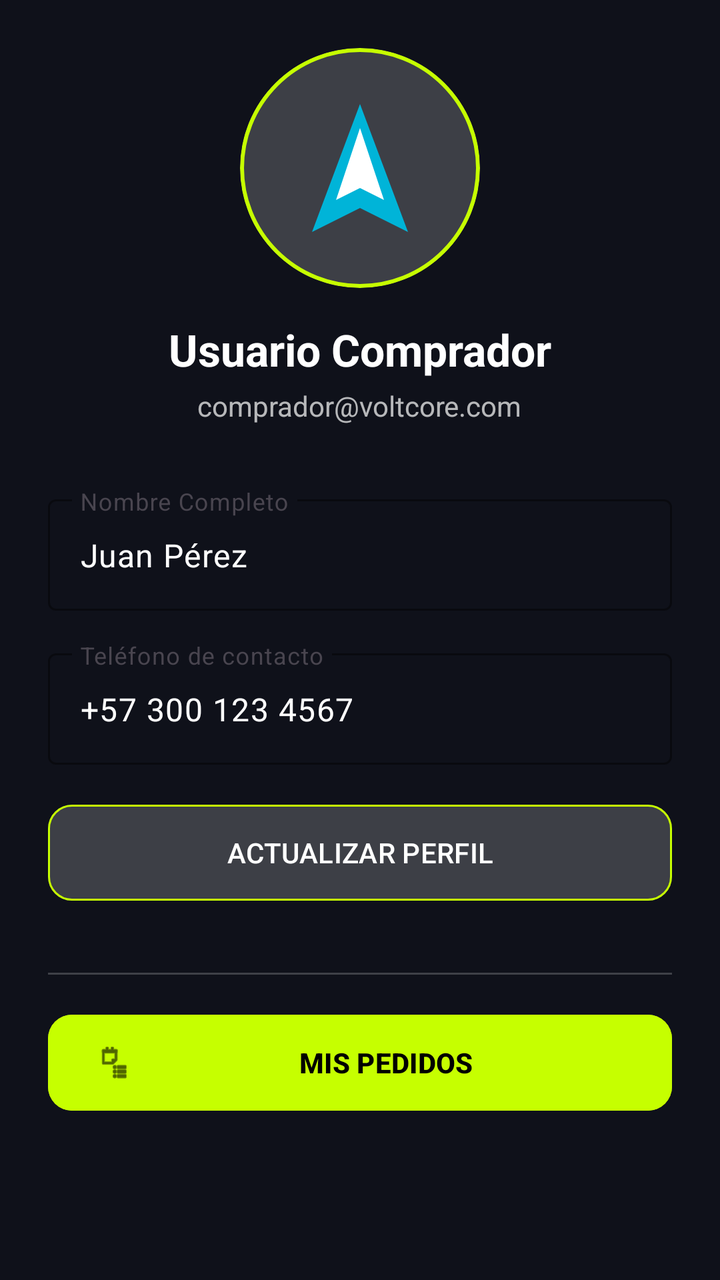
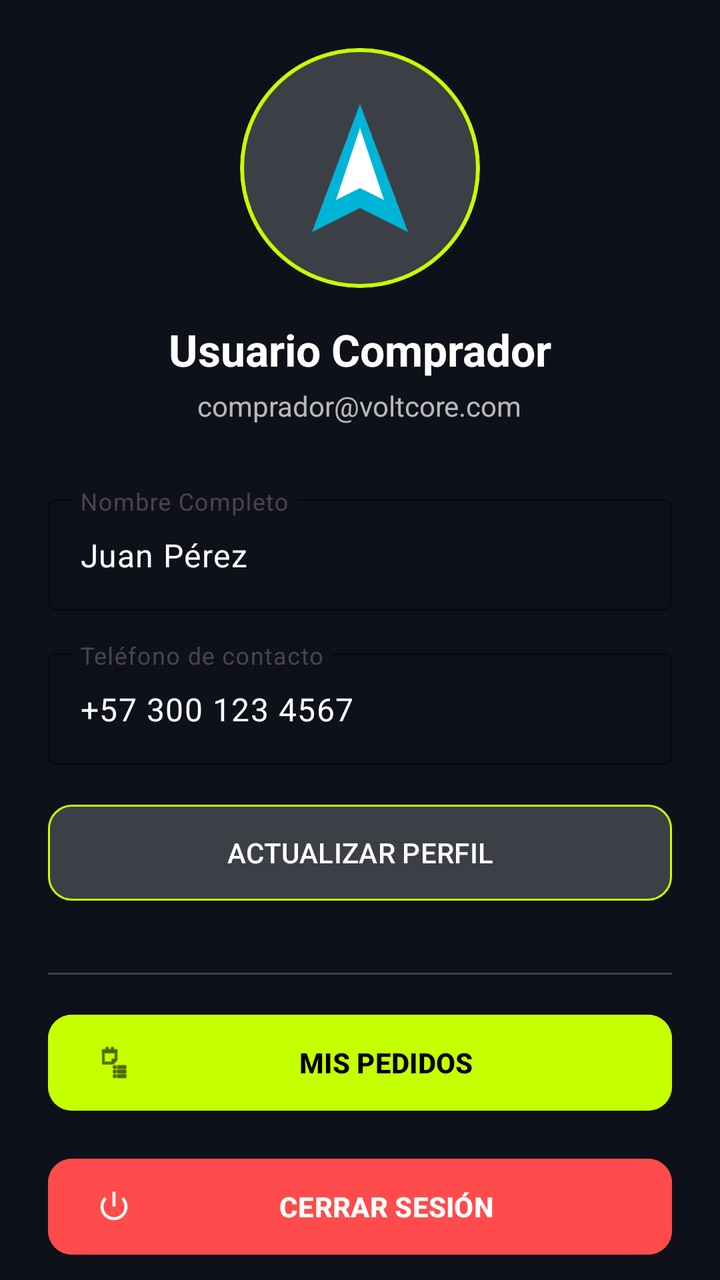

Compare the two renders of this Android layout. The source of the first and the diff that turns it into the second are given below.
<!-- AndroidManifest.xml: application theme Theme.VoltCore -->
<!-- res/layout/fragment_buyer_profile.xml -->
<?xml version="1.0" encoding="utf-8"?>
<androidx.core.widget.NestedScrollView xmlns:android="http://schemas.android.com/apk/res/android"
    xmlns:app="http://schemas.android.com/apk/res-auto"
    android:layout_width="match_parent"
    android:layout_height="match_parent"
    android:background="@color/volt_background">

    <LinearLayout
        android:layout_width="match_parent"
        android:layout_height="wrap_content"
        android:orientation="vertical"
        android:padding="24dp"
        android:gravity="center_horizontal">

        
        <com.google.android.material.card.MaterialCardView
            android:layout_width="120dp"
            android:layout_height="120dp"
            app:cardCornerRadius="60dp"
            app:strokeColor="@color/volt_primary"
            app:strokeWidth="2dp"
            android:layout_marginBottom="16dp">
            <ImageView
                android:layout_width="match_parent"
                android:layout_height="match_parent"
                android:src="@drawable/ic_voltcore_logo"
                android:padding="20dp"
                android:scaleType="centerInside"
                android:background="@color/glass_surface"
                android:contentDescription="Foto de perfil"/>
        </com.google.android.material.card.MaterialCardView>

        <TextView
            android:layout_width="wrap_content"
            android:layout_height="wrap_content"
            android:text="Usuario Comprador"
            android:textColor="@color/white"
            android:textSize="22sp"
            android:textStyle="bold"
            android:layout_marginBottom="4dp"/>

        <TextView
            android:layout_width="wrap_content"
            android:layout_height="wrap_content"
            android:text="comprador@voltcore.com"
            android:textColor="#B3FFFFFF"
            android:layout_marginBottom="32dp"/>

        <com.google.android.material.textfield.TextInputLayout
            android:layout_width="match_parent"
            android:layout_height="wrap_content"
            android:hint="Nombre Completo"
            style="@style/Widget.Material3.TextInputLayout.OutlinedBox"
            android:layout_marginBottom="16dp"
            app:boxStrokeColor="@color/volt_primary"
            app:hintTextColor="@color/volt_primary">
            <com.google.android.material.textfield.TextInputEditText
                android:layout_width="match_parent"
                android:layout_height="wrap_content"
                android:text="Juan Pérez"
                android:textColor="@color/white" />
        </com.google.android.material.textfield.TextInputLayout>

        <com.google.android.material.textfield.TextInputLayout
            android:layout_width="match_parent"
            android:layout_height="wrap_content"
            android:hint="Teléfono de contacto"
            style="@style/Widget.Material3.TextInputLayout.OutlinedBox"
            android:layout_marginBottom="16dp"
            app:boxStrokeColor="@color/volt_primary"
            app:hintTextColor="@color/volt_primary">
            <com.google.android.material.textfield.TextInputEditText
                android:layout_width="match_parent"
                android:layout_height="wrap_content"
                android:text="+57 300 123 4567"
                android:textColor="@color/white" />
        </com.google.android.material.textfield.TextInputLayout>

        <com.google.android.material.button.MaterialButton
            android:id="@+id/btnSaveProfile"
            android:layout_width="match_parent"
            android:layout_height="56dp"
            android:text="ACTUALIZAR PERFIL"
            android:backgroundTint="@color/glass_surface"
            android:textColor="@color/white"
            app:strokeColor="@color/volt_primary"
            app:strokeWidth="1dp"
            app:cornerRadius="12dp"
            android:layout_marginBottom="16dp"/>

        <View
            android:layout_width="match_parent"
            android:layout_height="1dp"
            android:background="@color/glass_stroke"
            android:layout_marginVertical="16dp"/>

        <com.google.android.material.button.MaterialButton
            android:id="@+id/btnMyOrders"
            android:layout_width="match_parent"
            android:layout_height="56dp"
            android:text="MIS PEDIDOS"
            android:backgroundTint="@color/volt_primary"
            android:textColor="@color/black"
            android:textStyle="bold"
            app:cornerRadius="12dp"
            app:icon="@android:drawable/ic_menu_agenda"
            app:iconTint="@color/black"/>

    </LinearLayout>
</androidx.core.widget.NestedScrollView>
<!-- resources referenced by this layout -->
<resources>
  <color name="black">#FF000000</color>
  <color name="glass_stroke">#33FFFFFF</color>
  <color name="glass_surface">#1AFFFFFF</color>
  <color name="volt_background">#0F111A</color>
  <color name="volt_primary">#C6FF00</color>
  <color name="white">#FFFFFFFF</color>
  <!-- drawable ic_voltcore_logo (drawable) -->
  <vector xmlns:android="http://schemas.android.com/apk/res/android"
      android:width="200dp"
      android:height="200dp"
      android:viewportWidth="200"
      android:viewportHeight="200">
      <path
          android:fillColor="#00B4D8"
          android:pathData="M100,20 L160,180 L100,150 L40,180 Z" />
      <path
          android:fillColor="#FFFFFF"
          android:pathData="M100,50 L130,140 L100,125 L70,140 Z" />
  </vector>
  <style name="Theme.VoltCore" parent="Base.Theme.VoltCore" />
  <style name="Base.Theme.VoltCore" parent="Theme.Material3.DayNight.NoActionBar">
          
          <item name="colorPrimary">@color/volt_primary</item>
          <item name="android:windowBackground">@color/volt_background</item>
          <item name="colorSurface">@color/glass_surface</item>
          <item name="colorOnSurface">@color/white</item>
      </style>
</resources>

<!-- the commit's change to res/layout/fragment_buyer_profile.xml (unified diff, before → after) -->
@@ -104,7 +104,20 @@
             android:textStyle="bold"
             app:cornerRadius="12dp"
             app:icon="@android:drawable/ic_menu_agenda"
-            app:iconTint="@color/black"/>
+            app:iconTint="@color/black"
+            android:layout_marginBottom="16dp"/>
+
+        <com.google.android.material.button.MaterialButton
+            android:id="@+id/btnLogout"
+            android:layout_width="match_parent"
+            android:layout_height="56dp"
+            android:text="CERRAR SESIÓN"
+            android:backgroundTint="#FF4B4B"
+            android:textColor="@color/white"
+            android:textStyle="bold"
+            app:cornerRadius="12dp"
+            app:icon="@android:drawable/ic_lock_power_off"
+            app:iconTint="@color/white" />
 
     </LinearLayout>
 </androidx.core.widget.NestedScrollView>
